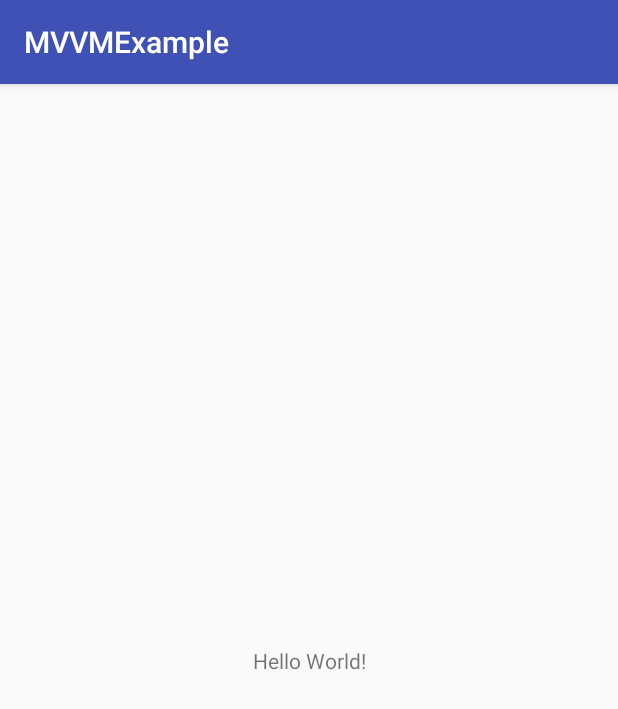
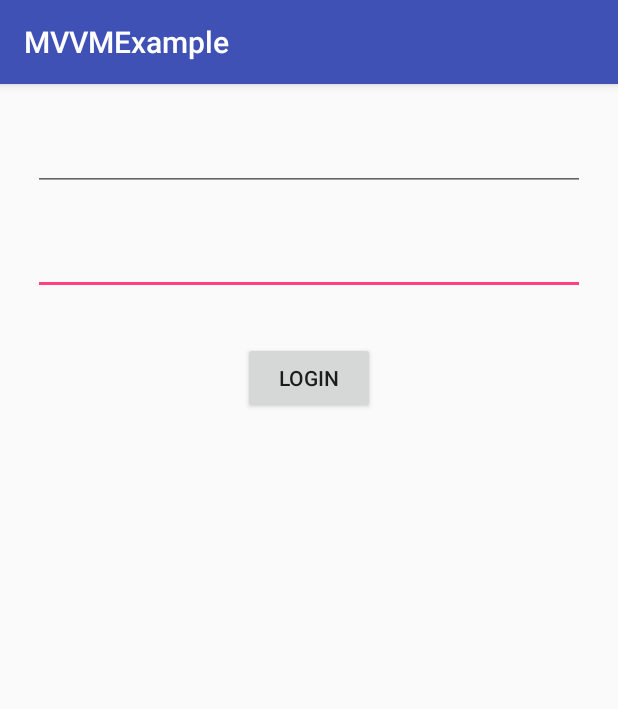
Before and after one commit to anhpham2403/MVVMExample, an Android app: the screen it shows after launch (MainActivity before the commit, LoginActivity after it), on a phone screen of 412 x 824 dp. Shown: the top 709 px of the screen. Run offline under Robolectric (Android 15) with nearby library versions, the phone set to English and light mode, and no system bars; our stand-ins replace data binding.

Commit message:
mvvm-login

```diff
--- a/app/build.gradle
+++ b/app/build.gradle
@@ -17,6 +17,9 @@ android {
       proguardFiles getDefaultProguardFile('proguard-android.txt'), 'proguard-rules.pro'
     }
   }
+  dataBinding{
+    enabled = true;
+  }
 }
 
 dependencies {
--- a/app/src/main/AndroidManifest.xml
+++ b/app/src/main/AndroidManifest.xml
@@ -1,21 +1,22 @@
 <?xml version="1.0" encoding="utf-8"?>
 <manifest xmlns:android="http://schemas.android.com/apk/res/android"
     package="com.example.anh.mvvmexample">
-
     <application
+        android:name=".App"
         android:allowBackup="true"
         android:icon="@mipmap/ic_launcher"
         android:label="@string/app_name"
         android:roundIcon="@mipmap/ic_launcher_round"
         android:supportsRtl="true"
         android:theme="@style/AppTheme">
-        <activity android:name=".MainActivity">
+        <activity android:name=".screen.login.LoginActivity">
             <intent-filter>
                 <action android:name="android.intent.action.MAIN"/>
 
                 <category android:name="android.intent.category.LAUNCHER"/>
             </intent-filter>
         </activity>
+        <activity android:name=".screen.main.MainActivity"/>
     </application>
 
 </manifest>
--- /dev/null
+++ b/app/src/main/java/com/example/anh/mvvmexample/App.java
@@ -0,0 +1,19 @@
+package com.example.anh.mvvmexample;
+
+import android.app.Application;
+import android.content.Context;
+
+public class App extends Application {
+
+    private static Context context;
+
+    public static Context getContext() {
+        return context;
+    }
+
+    @Override
+    public void onCreate() {
+        super.onCreate();
+        context = getApplicationContext();
+    }
+}
--- /dev/null
+++ b/app/src/main/java/com/example/anh/mvvmexample/data/source/AuthenicationDataSource.java
@@ -0,0 +1,15 @@
+package com.example.anh.mvvmexample.data.source;
+
+import com.example.anh.mvvmexample.data.model.User;
+
+/**
+ * Created by anh on 11/09/2017.
+ */
+
+public interface AuthenicationDataSource {
+    interface Callback<T>{
+        void onSuccess(T  data);
+        void onFailure(String msg);
+    }
+    void login(String username, String password, Callback<User> callback);
+}
--- /dev/null
+++ b/app/src/main/java/com/example/anh/mvvmexample/data/source/AuthenicationReposity.java
@@ -0,0 +1,21 @@
+package com.example.anh.mvvmexample.data.source;
+
+import com.example.anh.mvvmexample.data.model.User;
+import com.example.anh.mvvmexample.data.source.local.AuthenicationLocalDataSource;
+
+/**
+ * Created by anh on 11/09/2017.
+ */
+
+public class AuthenicationReposity implements AuthenicationDataSource {
+    private AuthenicationLocalDataSource mLocalDataSource;
+
+    public AuthenicationReposity(AuthenicationLocalDataSource localDataSource) {
+        mLocalDataSource = localDataSource;
+    }
+
+    @Override
+    public void login(String username, String password, Callback<User> callback) {
+        mLocalDataSource.login(username,password,callback);
+    }
+}
--- /dev/null
+++ b/app/src/main/java/com/example/anh/mvvmexample/screen/login/LoginActivity.java
@@ -0,0 +1,32 @@
+package com.example.anh.mvvmexample.screen.login;
+
+import android.databinding.DataBindingUtil;
+import android.os.Bundle;
+import android.support.annotation.Nullable;
+import android.support.v7.app.AppCompatActivity;
+import android.util.Log;
+import android.view.View;
+import com.example.anh.mvvmexample.R;
+import com.example.anh.mvvmexample.data.model.User;
+import com.example.anh.mvvmexample.data.source.AuthenicationReposity;
+import com.example.anh.mvvmexample.data.source.local.AuthenicationLocalDataSource;
+import com.example.anh.mvvmexample.databinding.ActivityLoginBinding;
+
+/**
+ * Created by anh on 11/09/2017.
+ */
+
+public class LoginActivity extends AppCompatActivity{
+    private LoginViewModel mLoginViewModel;
+    private AuthenicationReposity mAuthenicationReposity;
+    @Override
+    protected void onCreate(@Nullable Bundle savedInstanceState) {
+        super.onCreate(savedInstanceState);
+        mAuthenicationReposity = new AuthenicationReposity(new AuthenicationLocalDataSource());
+        ActivityLoginBinding binding = DataBindingUtil.setContentView(this,R.layout.activity_login);
+        String username = binding.username.getText().toString();
+        String password = binding.password.getText().toString();
+        mLoginViewModel = new LoginViewModel(username,password,getApplicationContext(),mAuthenicationReposity);
+        binding.setViewModel(mLoginViewModel);
+    }
+}
--- /dev/null
+++ b/app/src/main/java/com/example/anh/mvvmexample/screen/login/LoginViewModel.java
@@ -0,0 +1,46 @@
+package com.example.anh.mvvmexample.screen.login;
+
+import android.content.Context;
+import android.databinding.BaseObservable;
+import android.view.View;
+import android.widget.Toast;
+import com.example.anh.mvvmexample.data.model.User;
+import com.example.anh.mvvmexample.data.source.AuthenicationDataSource;
+import com.example.anh.mvvmexample.data.source.AuthenicationReposity;
+
+/**
+ * Created by anh on 11/09/2017.
+ */
+
+public class LoginViewModel extends BaseObservable {
+    private String mUsername;
+    private String mPassword;
+    private AuthenicationReposity mReposity;
+    private Context mContext;
+
+    public LoginViewModel(String username,String password,Context context, AuthenicationReposity reposity) {
+        mUsername = username;
+        mPassword = password;
+        mReposity = reposity;
+        mContext = context;
+    }
+
+    public View.OnClickListener onClick() {
+        return new View.OnClickListener() {
+            @Override
+            public void onClick(View view) {
+                mReposity.login(mUsername, mPassword, new AuthenicationDataSource.Callback<User>() {
+                    @Override
+                    public void onSuccess(User data) {
+                        Toast.makeText(mContext, "username: " + data.getUsername(), Toast.LENGTH_LONG).show();
+                    }
+
+                    @Override
+                    public void onFailure(String msg) {
+                        Toast.makeText(mContext, msg, Toast.LENGTH_LONG).show();
+                    }
+                });
+            }
+        };
+    }
+}
--- a/app/src/main/java/com/example/anh/mvvmexample/MainActivity.java
+++ b/app/src/main/java/com/example/anh/mvvmexample/screen/main/MainActivity.java
@@ -1,9 +1,10 @@
-package com.example.anh.mvvmexample;
+package com.example.anh.mvvmexample.screen.main;
 
-import android.support.v7.app.AppCompatActivity;
+import android.app.Activity;
 import android.os.Bundle;
+import com.example.anh.mvvmexample.R;
 
-public class MainActivity extends AppCompatActivity {
+public class MainActivity extends Activity {
 
     @Override
     protected void onCreate(Bundle savedInstanceState) {
--- /dev/null
+++ b/app/src/main/res/layout/activity_login.xml
@@ -0,0 +1,58 @@
+<?xml version="1.0" encoding="utf-8"?>
+<layout
+    xmlns:android="http://schemas.android.com/apk/res/android"
+    xmlns:app="http://schemas.android.com/apk/res-auto"
+    xmlns:tools="http://schemas.android.com/tools">
+    <data>
+        <variable  name ="viewModel"
+            type="com.example.anh.mvvmexample.screen.login.LoginViewModel"/>
+    </data>
+<android.support.constraint.ConstraintLayout
+    android:layout_width="match_parent"
+    android:layout_height="match_parent"
+    tools:context="com.example.anh.mvvmexample.screen.main.MainActivity"
+    >
+
+    <EditText
+        android:id="@+id/password"
+        android:layout_width="368dp"
+        android:layout_height="wrap_content"
+        android:layout_marginTop="24dp"
+        android:ems="10"
+        android:inputType="textPassword"
+        app:layout_constraintTop_toBottomOf="@+id/username"
+        android:layout_marginLeft="8dp"
+        app:layout_constraintLeft_toLeftOf="parent"
+        android:layout_marginRight="8dp"
+        app:layout_constraintRight_toRightOf="parent"
+
+        />
+    <EditText
+        android:id="@+id/username"
+        android:layout_width="368dp"
+        android:layout_height="wrap_content"
+        android:layout_marginLeft="8dp"
+        android:layout_marginStart="8dp"
+        android:layout_marginTop="26dp"
+        android:ems="10"
+        android:inputType="textPersonName"
+        app:layout_constraintLeft_toLeftOf="parent"
+        app:layout_constraintTop_toTopOf="parent"
+        android:layout_marginRight="8dp"
+        app:layout_constraintRight_toRightOf="parent"
+        />
+    <Button
+        android:id="@+id/button"
+        android:layout_width="wrap_content"
+        android:layout_height="wrap_content"
+        android:layout_marginTop="31dp"
+        android:text="Login"
+        app:layout_constraintTop_toBottomOf="@+id/password"
+        android:layout_marginLeft="8dp"
+        app:layout_constraintLeft_toLeftOf="parent"
+        android:layout_marginRight="8dp"
+        app:layout_constraintRight_toRightOf="parent"
+        android:onClick="@{viewModel.onClick()}"
+        />
+</android.support.constraint.ConstraintLayout>
+</layout>
--- a/app/src/main/res/layout/activity_main.xml
+++ b/app/src/main/res/layout/activity_main.xml
@@ -1,21 +1,7 @@
 <?xml version="1.0" encoding="utf-8"?>
-<android.support.constraint.ConstraintLayout
-    xmlns:android="http://schemas.android.com/apk/res/android"
-    xmlns:app="http://schemas.android.com/apk/res-auto"
-    xmlns:tools="http://schemas.android.com/tools"
+<LinearLayout xmlns:android="http://schemas.android.com/apk/res/android"
+    android:orientation="vertical"
     android:layout_width="match_parent"
-    android:layout_height="match_parent"
-    tools:context="com.example.anh.mvvmexample.MainActivity"
-    >
+    android:layout_height="match_parent">
 
-    <TextView
-        android:layout_width="wrap_content"
-        android:layout_height="wrap_content"
-        android:text="Hello World!"
-        app:layout_constraintBottom_toBottomOf="parent"
-        app:layout_constraintLeft_toLeftOf="parent"
-        app:layout_constraintRight_toRightOf="parent"
-        app:layout_constraintTop_toTopOf="parent"
-        />
-
-</android.support.constraint.ConstraintLayout>
+</LinearLayout>
```
Also changed, not shown: app/src/main/java/com/example/anh/mvvmexample/data/model/User.java (added, +49 -0 lines), app/src/main/java/com/example/anh/mvvmexample/data/source/local/AuthenicationLocalDataSource.java (added, +24 -0 lines), app/src/main/java/com/example/anh/mvvmexample/data/source/local/sqlite/UserDatabaseHelper.java (added, +33 -0 lines), app/src/main/java/com/example/anh/mvvmexample/data/source/local/sqlite/UserLocalDataSource.java (added, +37 -0 lines), app/src/main/java/com/example/anh/mvvmexample/data/source/local/sqlite/UserPersistenceContract.java (added, +18 -0 lines).
